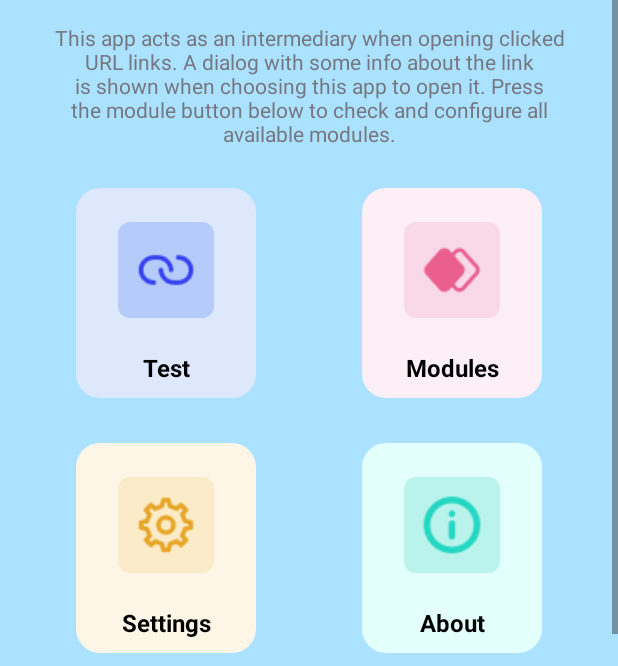
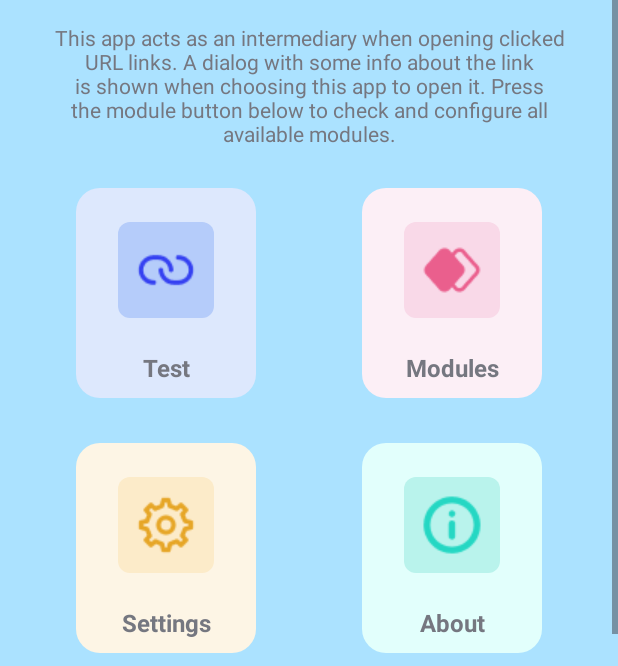
Before and after one commit to amitskr/URL-Shield, an Android app: the MainActivity screen opened directly, with no data from a screen before it, on a phone screen of 412 x 824 dp, the part 570-1236 px from its top. Run offline under Robolectric (Android 15) with nearby library versions, the phone set to English and light mode, and no system bars.

Commit message:
Main Activity Text Color Updated

```diff
--- a/app/src/main/res/layout/activity_main.xml
+++ b/app/src/main/res/layout/activity_main.xml
@@ -120,7 +120,6 @@
                         android:layout_alignParentBottom="true"
                         android:gravity="center"
                         android:text="@string/test"
-                        android:textColor="@color/black"
                         android:textSize="16sp"
                         android:layout_marginBottom="-8dp"
                         android:textStyle="bold" />
@@ -151,7 +150,6 @@
                         android:layout_alignParentBottom="true"
                         android:gravity="center"
                         android:text="@string/modules"
-                        android:textColor="@color/black"
                         android:textSize="16sp"
                         android:layout_marginBottom="-8dp"
                         android:textStyle="bold" />
@@ -193,7 +191,6 @@
                         android:layout_alignParentBottom="true"
                         android:gravity="center"
                         android:text="@string/settings"
-                        android:textColor="@color/black"
                         android:textSize="16sp"
                         android:layout_marginBottom="-8dp"
                         android:textStyle="bold" />
@@ -224,7 +221,6 @@
                         android:layout_alignParentBottom="true"
                         android:gravity="center"
                         android:text="@string/about"
-                        android:textColor="@color/black"
                         android:textSize="16sp"
                         android:layout_marginBottom="-8dp"
                         android:textStyle="bold" />
```
